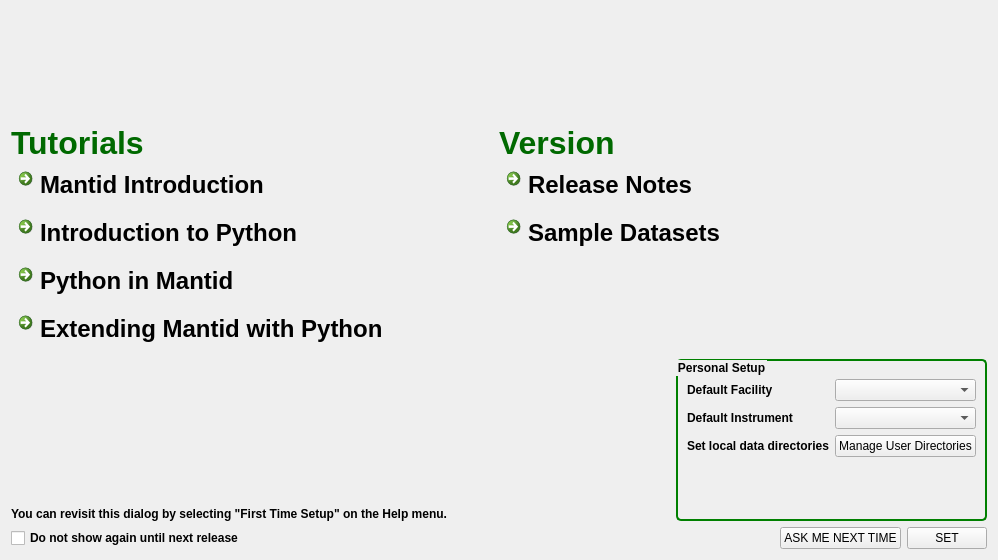
This is Code/Mantid/MantidPlot/src/Mantid/FirstTimeSetup.ui in mantidproject/mantid as Qt 5 draws it before an edit. The edited form follows.
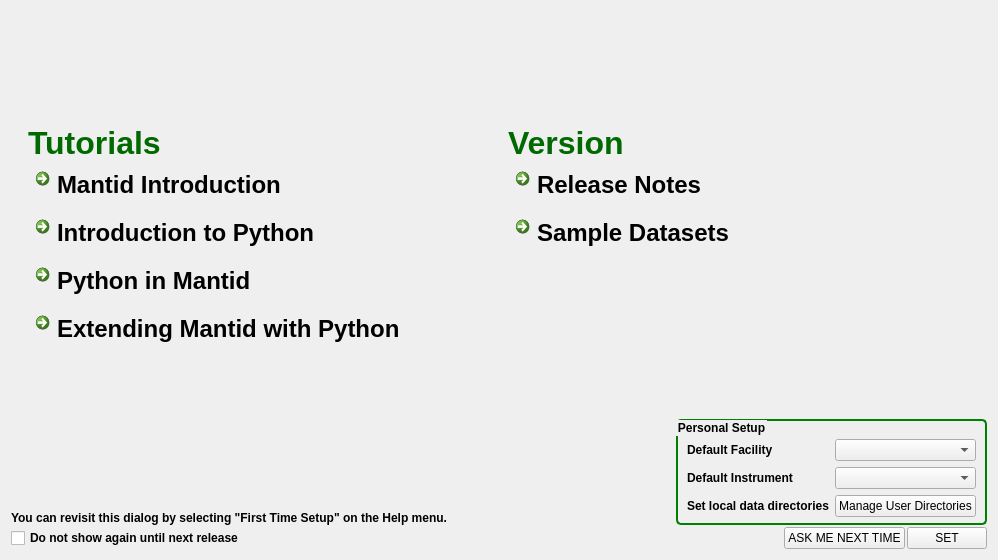
This is the edited form. Icons and pictures are not drawn. Custom widgets are drawn as their Qt base class.

Commit message: re #10666 improve formatting on windows

```diff
--- a/Code/Mantid/MantidPlot/src/Mantid/FirstTimeSetup.ui
+++ b/Code/Mantid/MantidPlot/src/Mantid/FirstTimeSetup.ui
@@ -41,11 +41,17 @@
 color: rgb(255, 255, 255);</string>
   </property>
   <layout class="QVBoxLayout" name="verticalLayout">
+   <property name="spacing">
+    <number>2</number>
+   </property>
    <property name="topMargin">
     <number>125</number>
    </property>
    <item>
     <layout class="QGridLayout" name="gridLayout">
+     <property name="leftMargin">
+      <number>17</number>
+     </property>
      <property name="spacing">
       <number>0</number>
      </property>
@@ -292,6 +298,19 @@
      </item>
     </layout>
    </item>
+   <item>
+    <spacer name="verticalSpacer_2">
+     <property name="orientation">
+      <enum>Qt::Vertical</enum>
+     </property>
+     <property name="sizeHint" stdset="0">
+      <size>
+       <width>20</width>
+       <height>40</height>
+      </size>
+     </property>
+    </spacer>
+   </item>
    <item>
     <layout class="QHBoxLayout" name="horizontalLayout_2">
      <item>
@@ -355,6 +374,9 @@
        <property name="title">
         <string>Personal Setup</string>
        </property>
+       <property name="alignment">
+        <set>Qt::AlignLeading|Qt::AlignLeft|Qt::AlignVCenter</set>
+       </property>
        <layout class="QFormLayout" name="formLayout">
         <property name="fieldGrowthPolicy">
          <enum>QFormLayout::AllNonFixedFieldsGrow</enum>
@@ -362,6 +384,9 @@
         <property name="topMargin">
          <number>18</number>
         </property>
+        <property name="bottomMargin">
+         <number>6</number>
+        </property>
         <item row="0" column="0">
          <widget class="QLabel" name="label">
           <property name="font">
@@ -474,7 +499,7 @@
        </property>
        <property name="sizeHint" stdset="0">
         <size>
-         <width>40</width>
+         <width>13</width>
          <height>20</height>
         </size>
        </property>
```
Left out of the diff: 3 changed lines with no effect on the pictures.
